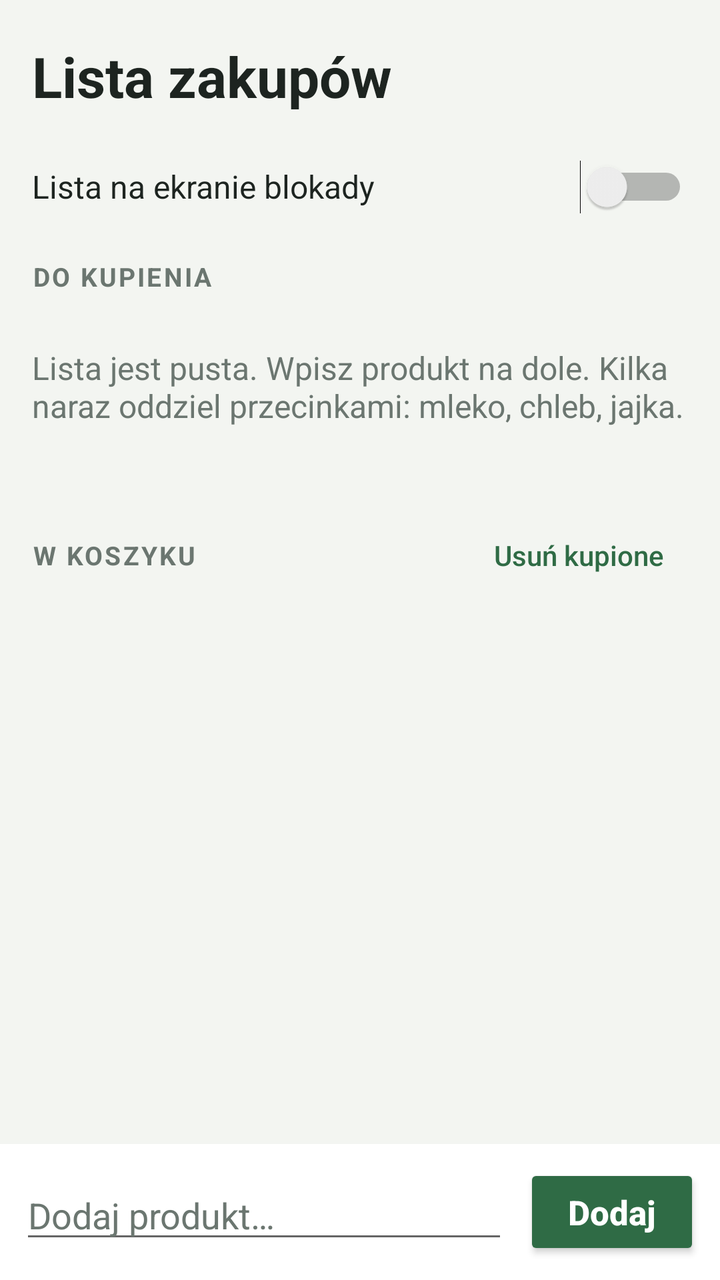
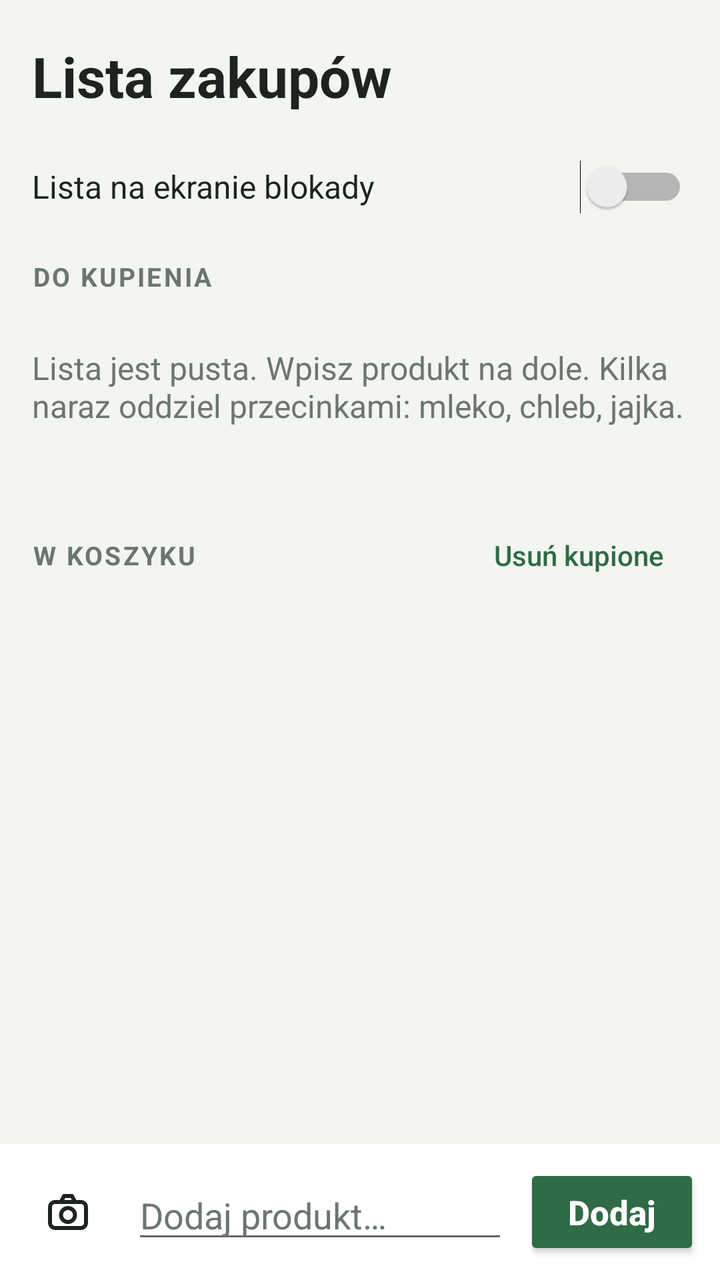

An Android layout rendered at two revisions. The XML below is the earlier revision; the diff shows what the commit changed to produce the second picture.
<!-- AndroidManifest.xml: application theme AppTheme -->
<!-- res/layout/activity_main.xml -->
<?xml version="1.0" encoding="utf-8"?>
<LinearLayout xmlns:android="http://schemas.android.com/apk/res/android"
    android:layout_width="match_parent"
    android:layout_height="match_parent"
    android:background="@color/bg"
    android:fitsSystemWindows="true"
    android:orientation="vertical">

    <ScrollView
        android:id="@+id/scroll"
        android:layout_width="match_parent"
        android:layout_height="0dp"
        android:layout_weight="1">

        <LinearLayout
            android:layout_width="match_parent"
            android:layout_height="wrap_content"
            android:orientation="vertical"
            android:paddingStart="16dp"
            android:paddingTop="20dp"
            android:paddingEnd="16dp"
            android:paddingBottom="24dp">

            <LinearLayout
                android:layout_width="match_parent"
                android:layout_height="wrap_content"
                android:gravity="bottom"
                android:orientation="horizontal">

                <TextView
                    android:layout_width="0dp"
                    android:layout_height="wrap_content"
                    android:layout_weight="1"
                    android:text="@string/app_name"
                    android:textColor="@color/fg"
                    android:textSize="28sp"
                    android:textStyle="bold" />

                <TextView
                    android:id="@+id/count"
                    android:layout_width="wrap_content"
                    android:layout_height="wrap_content"
                    android:paddingBottom="4dp"
                    android:textColor="@color/muted"
                    android:textSize="15sp" />
            </LinearLayout>

            <Switch
                android:id="@+id/lock_switch"
                android:layout_width="match_parent"
                android:layout_height="wrap_content"
                android:layout_marginTop="12dp"
                android:minHeight="48dp"
                android:text="@string/lock_switch"
                android:textColor="@color/fg"
                android:textSize="16sp" />

            <TextView
                android:layout_width="match_parent"
                android:layout_height="wrap_content"
                android:layout_marginTop="12dp"
                android:layout_marginBottom="6dp"
                android:letterSpacing="0.08"
                android:text="@string/label_todo"
                android:textColor="@color/muted"
                android:textSize="13sp"
                android:textStyle="bold" />

            <LinearLayout
                android:id="@+id/todo"
                android:layout_width="match_parent"
                android:layout_height="wrap_content"
                android:orientation="vertical" />

            <TextView
                android:id="@+id/empty"
                android:layout_width="match_parent"
                android:layout_height="wrap_content"
                android:paddingTop="20dp"
                android:paddingBottom="20dp"
                android:text="@string/empty"
                android:textColor="@color/muted"
                android:textSize="16sp" />

            <LinearLayout
                android:id="@+id/done_section"
                android:layout_width="match_parent"
                android:layout_height="wrap_content"
                android:layout_marginTop="20dp"
                android:orientation="vertical">

                <LinearLayout
                    android:layout_width="match_parent"
                    android:layout_height="wrap_content"
                    android:gravity="center_vertical"
                    android:orientation="horizontal">

                    <TextView
                        android:layout_width="0dp"
                        android:layout_height="wrap_content"
                        android:layout_weight="1"
                        android:letterSpacing="0.08"
                        android:text="@string/label_done"
                        android:textColor="@color/muted"
                        android:textSize="13sp"
                        android:textStyle="bold" />

                    <Button
                        android:id="@+id/clear_done"
                        style="?android:attr/borderlessButtonStyle"
                        android:layout_width="wrap_content"
                        android:layout_height="wrap_content"
                        android:text="@string/clear_done"
                        android:textAllCaps="false"
                        android:textColor="@color/accent"
                        android:textSize="14sp" />
                </LinearLayout>

                <LinearLayout
                    android:id="@+id/done"
                    android:layout_width="match_parent"
                    android:layout_height="wrap_content"
                    android:orientation="vertical" />
            </LinearLayout>
        </LinearLayout>
    </ScrollView>

    <LinearLayout
        android:layout_width="match_parent"
        android:layout_height="wrap_content"
        android:background="@color/surface"
        android:gravity="center_vertical"
        android:orientation="horizontal"
        android:padding="10dp">

        <EditText
            android:id="@+id/input"
            android:layout_width="0dp"
            android:layout_height="wrap_content"
            android:layout_weight="1"
            android:hint="@string/hint"
            android:imeOptions="actionDone"
            android:inputType="textCapSentences"
            android:maxLines="1"
            android:textColor="@color/fg"
            android:textColorHint="@color/muted"
            android:textSize="18sp" />

        <Button
            android:id="@+id/add"
            android:layout_width="wrap_content"
            android:layout_height="wrap_content"
            android:layout_marginStart="8dp"
            android:backgroundTint="@color/accent"
            android:text="@string/add"
            android:textAllCaps="false"
            android:textColor="@color/accent_fg"
            android:textSize="17sp"
            android:textStyle="bold" />
    </LinearLayout>
</LinearLayout>
<!-- resources referenced by this layout -->
<resources>
  <color name="accent">#2F6B45</color>
  <color name="accent_fg">#FFFFFF</color>
  <color name="bg">#F3F5F1</color>
  <color name="fg">#1D2420</color>
  <color name="muted">#6B7670</color>
  <color name="surface">#FFFFFF</color>
  <string name="add">Dodaj</string>
  <string name="app_name">Lista zakupów</string>
  <string name="clear_done">Usuń kupione</string>
  <string name="empty">Lista jest pusta. Wpisz produkt na dole. Kilka naraz oddziel przecinkami: mleko, chleb, jajka.</string>
  <string name="hint">Dodaj produkt…</string>
  <string name="label_done">W KOSZYKU</string>
  <string name="label_todo">DO KUPIENIA</string>
  <string name="lock_switch">Lista na ekranie blokady</string>
  <style name="AppTheme" parent="android:Theme.Material.Light.NoActionBar">
          <item name="android:colorAccent">@color/accent</item>
          <item name="android:colorPrimary">@color/accent</item>
          <item name="android:statusBarColor">@color/bg</item>
          <item name="android:navigationBarColor">@color/surface</item>
          <item name="android:windowLightStatusBar">true</item>
          <item name="android:windowBackground">@color/bg</item>
      </style>
</resources>

<!-- the commit's change to res/layout/activity_main.xml (unified diff, before → after) -->
@@ -133,6 +133,18 @@
         android:orientation="horizontal"
         android:padding="10dp">
 
+        <ImageButton
+            android:id="@+id/camera"
+            android:layout_width="48dp"
+            android:layout_height="48dp"
+            android:layout_marginEnd="8dp"
+            android:background="?android:attr/selectableItemBackgroundBorderless"
+            android:contentDescription="@string/camera"
+            android:padding="12dp"
+            android:scaleType="fitCenter"
+            android:src="@drawable/ic_camera"
+            android:tint="@color/fg" />
+
         <EditText
             android:id="@+id/input"
             android:layout_width="0dp"
<!-- resource entries referenced after the edit -->
@@ -6,8 +6,23 @@
   <color name="fg">#1D2420</color>
   <color name="muted">#6B7670</color>
   <color name="surface">#FFFFFF</color>
+  <!-- drawable ic_camera (drawable) -->
+  <?xml version="1.0" encoding="utf-8"?>
+  <vector xmlns:android="http://schemas.android.com/apk/res/android"
+      android:width="24dp"
+      android:height="24dp"
+      android:viewportWidth="24"
+      android:viewportHeight="24">
+      <path
+          android:strokeColor="#FFFFFF"
+          android:strokeWidth="2"
+          android:strokeLineJoin="round"
+          android:fillColor="#00000000"
+          android:pathData="M8.5,7l1.5,-3h4l1.5,3 M5.5,7h13a2.5,2.5 0,0 1,2.5 2.5v8a2.5,2.5 0,0 1,-2.5 2.5h-13a2.5,2.5 0,0 1,-2.5 -2.5v-8a2.5,2.5 0,0 1,2.5 -2.5z M12,10a3.5,3.5 0,1 0,0 7a3.5,3.5 0,1 0,0 -7z" />
+  </vector>
   <string name="add">Dodaj</string>
   <string name="app_name">Lista zakupów</string>
+  <string name="camera">Zrób zdjęcie listy</string>
   <string name="clear_done">Usuń kupione</string>
   <string name="empty">Lista jest pusta. Wpisz produkt na dole. Kilka naraz oddziel przecinkami: mleko, chleb, jajka.</string>
   <string name="hint">Dodaj produkt…</string>
